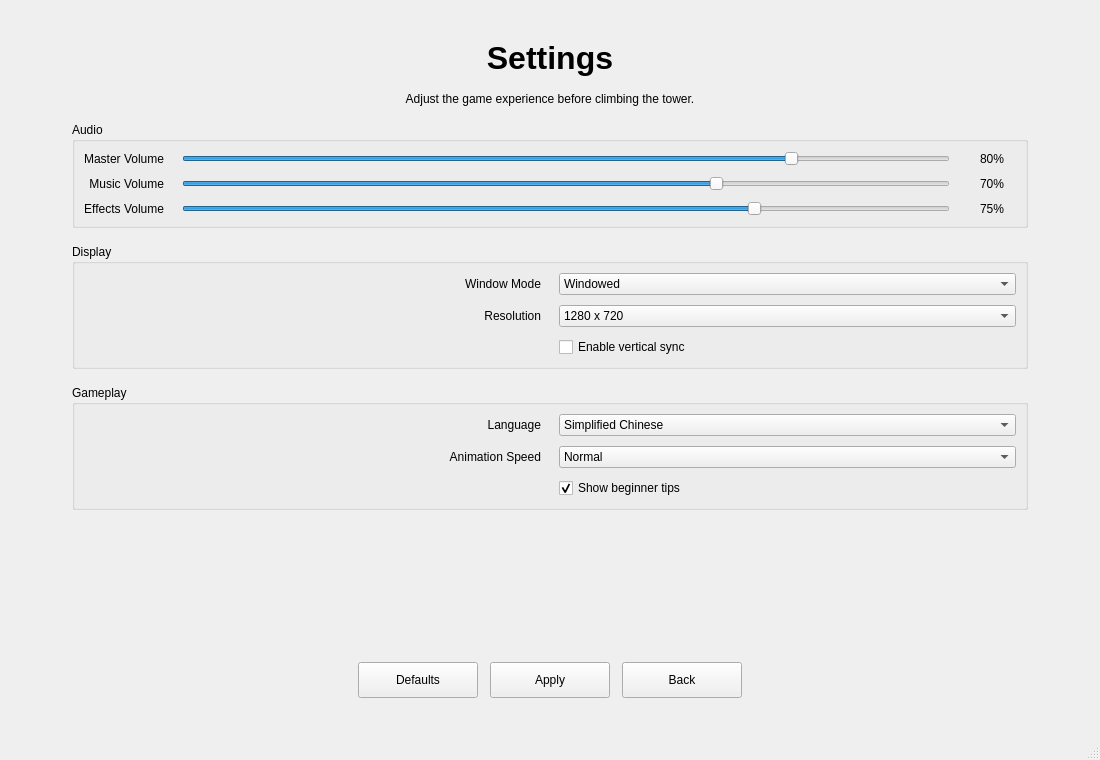
This is mainwindow.ui in Kotori-cjk/CompileTheSpire as Qt 5 draws it before an edit. The edited form follows.
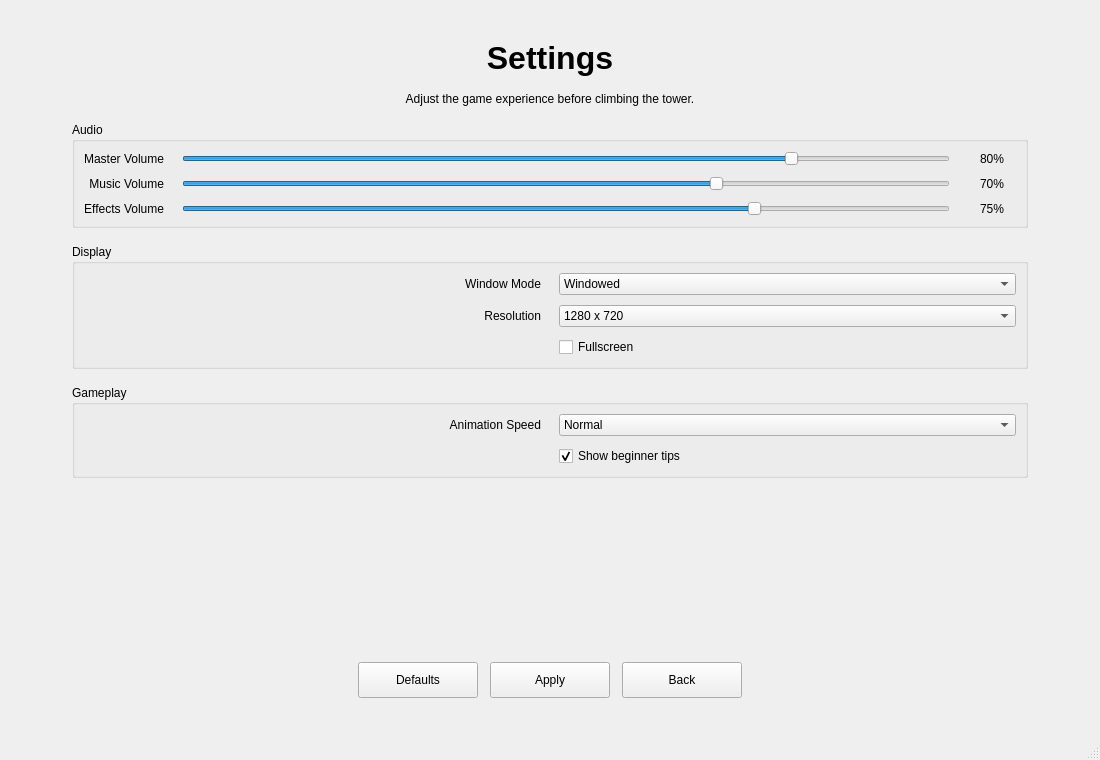
This is the edited form. The open tabs and pages were chosen to show the change.

The edit to the form file:
```diff
--- a/mainwindow.ui
+++ b/mainwindow.ui
@@ -425,7 +425,7 @@
            <item row="2" column="1">
             <widget class="QCheckBox" name="fullscreenCheckBox">
              <property name="text">
-              <string>Enable vertical sync</string>
+              <string>Fullscreen</string>
              </property>
             </widget>
            </item>
@@ -445,41 +445,6 @@
             <number>10</number>
            </property>
            <item row="0" column="0">
-            <widget class="QLabel" name="languageLabel">
-             <property name="text">
-              <string>Language</string>
-             </property>
-             <property name="alignment">
-              <set>Qt::AlignmentFlag::AlignRight|Qt::AlignmentFlag::AlignTrailing|Qt::AlignmentFlag::AlignVCenter</set>
-             </property>
-            </widget>
-           </item>
-           <item row="0" column="1">
-            <widget class="QComboBox" name="languageComboBox">
-             <property name="minimumSize">
-              <size>
-               <width>180</width>
-               <height>0</height>
-              </size>
-             </property>
-             <item>
-              <property name="text">
-               <string>Simplified Chinese</string>
-              </property>
-             </item>
-             <item>
-              <property name="text">
-               <string>English</string>
-              </property>
-             </item>
-             <item>
-              <property name="text">
-               <string>Japanese</string>
-              </property>
-             </item>
-            </widget>
-           </item>
-           <item row="1" column="0">
             <widget class="QLabel" name="animationSpeedLabel">
              <property name="text">
               <string>Animation Speed</string>
@@ -489,7 +454,7 @@
              </property>
             </widget>
            </item>
-           <item row="1" column="1">
+           <item row="0" column="1">
             <widget class="QComboBox" name="animationSpeedComboBox">
              <property name="minimumSize">
               <size>
@@ -514,7 +479,7 @@
              </item>
             </widget>
            </item>
-           <item row="2" column="1">
+           <item row="1" column="1">
             <widget class="QCheckBox" name="tutorialCheckBox">
              <property name="text">
               <string>Show beginner tips</string>
```
